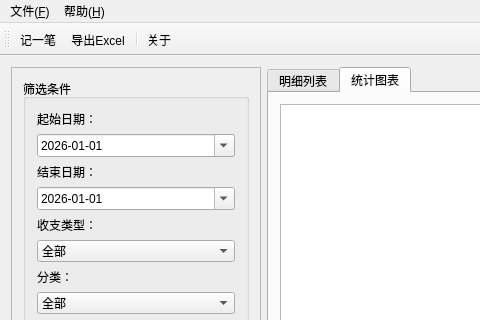
Qt form mainwindow.ui (Carlo-Chan/FinanceManager) before a commit; both pictures show x 0 to 480 and y 0 to 320 of the 1000 by 600 pixel window.
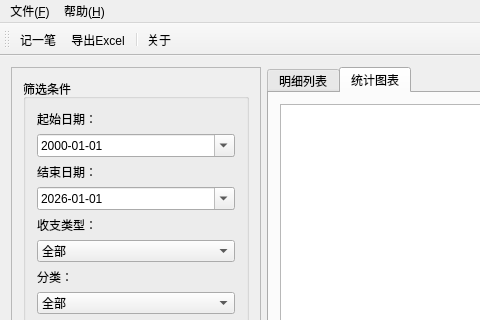
The same form after that commit. Icons and pictures are not drawn. Custom widgets are drawn as their Qt base class.

Commit message: feat: 添加按钮点击事件槽函数声明

What changed in the file:
```diff
--- a/mainwindow.ui
+++ b/mainwindow.ui
@@ -60,7 +60,7 @@
               <hour>0</hour>
               <minute>0</minute>
               <second>0</second>
-              <year>2026</year>
+              <year>2000</year>
               <month>1</month>
               <day>1</day>
              </datetime>
```
The commit also changes 2 other files.
